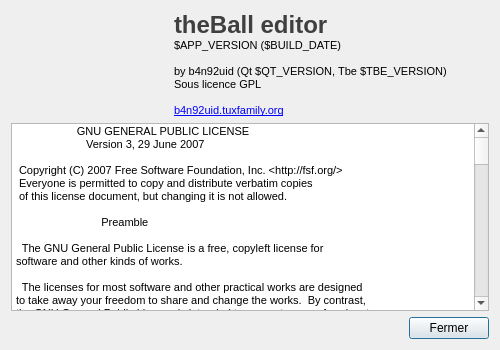
Above: sources/about.ui from b4n92uid/theball-editor before the change. Below: the same form after it.
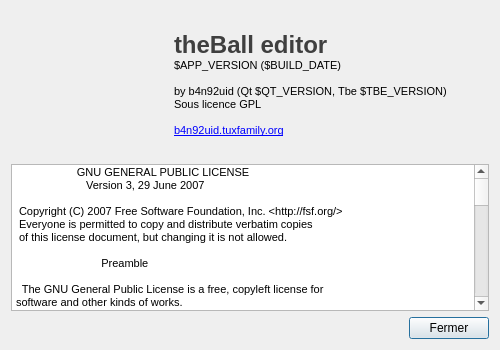
That is the form after the change. Icons and pictures are not drawn.

```diff
--- a/sources/about.ui
+++ b/sources/about.ui
@@ -37,7 +37,7 @@
   <property name="modal">
    <bool>true</bool>
   </property>
-  <layout class="QVBoxLayout" name="verticalLayout">
+  <layout class="QVBoxLayout" name="verticalLayout" stretch="2,2,0">
    <item>
     <layout class="QHBoxLayout" name="horizontalLayout" stretch="2,4">
      <item>
@@ -46,7 +46,10 @@
         <string/>
        </property>
        <property name="pixmap">
-        <pixmap resource="ressource.qrc">:/Icons/icons/3d_modelling.png</pixmap>
+        <pixmap resource="ressource.qrc">:/Icons/icons/logo.png</pixmap>
+       </property>
+       <property name="alignment">
+        <set>Qt::AlignCenter</set>
        </property>
       </widget>
      </item>
```
